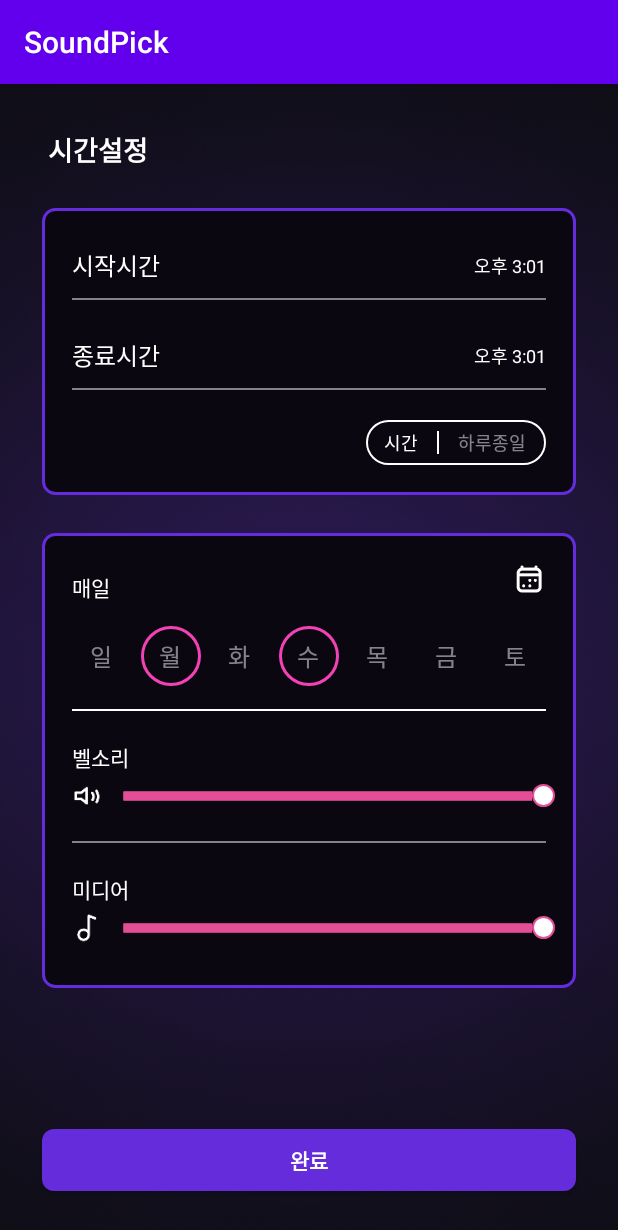
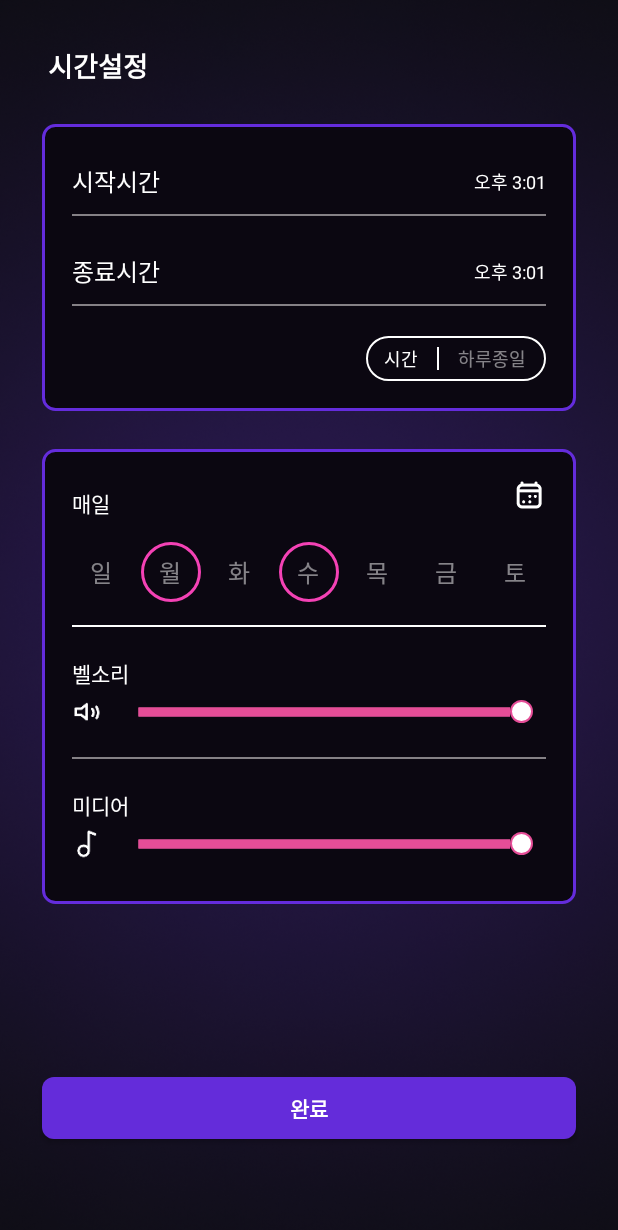
Before and after one commit to seungjunGong/SoundPick, an Android app: the screen it shows after launch (UpdateActivity), on a phone screen of 412 x 824 dp. Shown: the top 1230 px of the screen. Run offline under Robolectric (Android 15) with nearby library versions, the phone set to English and light mode, and no system bars.

Commit message:
style: 앱바 및 네비게이션 바 제거
앱바와 네비게이션 바를 제거함
단, status bar 가 deprecated 되어서 적용하지 못함
추후 적용할 것

close #5

```diff
--- a/app/src/main/java/com/lagame/soundpick/src/main/config/BaseActivity.kt
+++ b/app/src/main/java/com/lagame/soundpick/src/main/config/BaseActivity.kt
@@ -1,10 +1,11 @@
 package com.lagame.soundpick.src.main.config
 
-import android.content.Context
 import android.os.Bundle
 import android.view.LayoutInflater
+import android.view.WindowManager
 import android.widget.Toast
 import androidx.appcompat.app.AppCompatActivity
+import androidx.core.view.WindowCompat
 import androidx.viewbinding.ViewBinding
 
 // 액티비티의 기본을 작성, 뷰 바인딩 활용
@@ -18,6 +19,13 @@ abstract class BaseActivity<B : ViewBinding>(private  val inflate: (LayoutInflat
         super.onCreate(savedInstanceState)
         binding = inflate(layoutInflater)
         setContentView(binding.root)
+
+        // navigation bar 투명화
+        val w = window // in Activity's onCreate() for instance
+        w.setFlags(WindowManager.LayoutParams.FLAG_LAYOUT_NO_LIMITS,
+            WindowManager.LayoutParams.FLAG_LAYOUT_NO_LIMITS)
+
+
     }
 
     // 토스트를 쉽게 띄울 수 있게 해줌.
--- a/app/src/main/res/layout/activity_delete.xml
+++ b/app/src/main/res/layout/activity_delete.xml
@@ -61,6 +61,7 @@
         app:layout_constraintBottom_toBottomOf="parent"
         android:layout_marginBottom="90dp"
         android:text="PICK 추가"
+        android:gravity="center"
         android:textColor="@color/white"
         android:textSize="@dimen/base_button_size"
         android:background="@drawable/base_button_style"
--- a/app/src/main/res/layout/activity_main.xml
+++ b/app/src/main/res/layout/activity_main.xml
@@ -63,7 +63,8 @@
         app:layout_constraintBottom_toTopOf="@id/main_tv_words"
         android:layout_marginBottom="13dp"
         android:text="PICK 추가"
-       android:textColor="@color/white"
+        android:gravity="center"
+        android:textColor="@color/white"
         android:textSize="@dimen/base_button_size"
         android:background="@drawable/base_button_style"
         android:layout_marginStart="@dimen/base_start_margin"
--- a/app/src/main/res/layout/activity_update.xml
+++ b/app/src/main/res/layout/activity_update.xml
@@ -167,6 +167,7 @@
     </androidx.constraintlayout.widget.ConstraintLayout>
 
     <androidx.constraintlayout.widget.ConstraintLayout
+        android:id="@+id/update_setting_date"
         android:layout_width="match_parent"
         android:layout_height="wrap_content"
         app:layout_constraintTop_toBottomOf="@id/update_setting_time"
@@ -215,6 +216,7 @@
                 android:background="@drawable/update_radio_btn_background_selector"
                 android:textAlignment="center"
                 android:text="일"
+                android:gravity="center"
                 android:textSize="16sp"
                 android:textColor="@color/base_dim_tv_color"
                 app:layout_constraintTop_toTopOf="parent"
@@ -231,6 +233,7 @@
                 android:background="@drawable/update_radio_btn_background_selector"
                 android:textAlignment="center"
                 android:text="월"
+                android:gravity="center"
                 android:textSize="16sp"
                 android:textColor="@color/base_dim_tv_color"
                 app:layout_constraintTop_toTopOf="parent"
@@ -246,6 +249,7 @@
                 android:background="@drawable/update_radio_btn_background_selector"
                 android:textAlignment="center"
                 android:text="화"
+                android:gravity="center"
                 android:textSize="16sp"
                 android:textColor="@color/base_dim_tv_color"
                 app:layout_constraintTop_toTopOf="parent"
@@ -262,6 +266,7 @@
                 android:background="@drawable/update_radio_btn_background_selector"
                 android:textAlignment="center"
                 android:text="수"
+                android:gravity="center"
                 android:textSize="16sp"
                 android:textColor="@color/base_dim_tv_color"
                 app:layout_constraintTop_toTopOf="parent"
@@ -277,6 +282,7 @@
                 android:background="@drawable/update_radio_btn_background_selector"
                 android:textAlignment="center"
                 android:text="목"
+                android:gravity="center"
                 android:textSize="16sp"
                 android:textColor="@color/base_dim_tv_color"
                 app:layout_constraintTop_toTopOf="parent"
@@ -292,6 +298,7 @@
                 android:background="@drawable/update_radio_btn_background_selector"
                 android:textAlignment="center"
                 android:text="금"
+                android:gravity="center"
                 android:textSize="16sp"
                 android:textColor="@color/base_dim_tv_color"
                 app:layout_constraintTop_toTopOf="parent"
@@ -307,6 +314,7 @@
                 android:background="@drawable/update_radio_btn_background_selector"
                 android:textAlignment="center"
                 android:text="토"
+                android:gravity="center"
                 android:textSize="16sp"
                 android:textColor="@color/base_dim_tv_color"
                 app:layout_constraintTop_toTopOf="parent"
@@ -349,11 +357,11 @@
 
 
         <SeekBar
-            android:layout_width="match_parent"
+            android:layout_width="0dp"
             android:layout_height="wrap_content"
             android:progress="100"
-            android:layout_marginEnd="5dp"
-            android:layout_marginStart="35dp"
+            android:layout_marginEnd="@dimen/base_box_margin"
+            android:layout_marginStart="5dp"
             app:layout_constraintTop_toTopOf="@id/update_iv_volume"
             app:layout_constraintBottom_toBottomOf="@id/update_iv_volume"
             app:layout_constraintStart_toEndOf="@id/update_iv_volume"
@@ -398,11 +406,11 @@
 
 
         <SeekBar
-            android:layout_width="match_parent"
+            android:layout_width="0dp"
             android:layout_height="wrap_content"
             android:progress="100"
-            android:layout_marginEnd="5dp"
-            android:layout_marginStart="35dp"
+            android:layout_marginEnd="@dimen/base_box_margin"
+            android:layout_marginStart="5dp"
             app:layout_constraintTop_toTopOf="@id/update_iv_media_volume"
             app:layout_constraintBottom_toBottomOf="@id/update_iv_media_volume"
             app:layout_constraintStart_toEndOf="@id/update_iv_media_volume"
@@ -421,8 +429,9 @@
         android:layout_width="match_parent"
         android:layout_height="@dimen/base_button_height"
         app:layout_constraintBottom_toBottomOf="parent"
-        android:layout_marginBottom="30dp"
+        app:layout_constraintTop_toBottomOf="@id/update_setting_date"
         android:textStyle="bold"
+        android:layout_marginTop="50dp"
         android:textColor="@color/white"
         android:text="완료"
         android:textSize="@dimen/base_button_size"
--- a/app/src/main/res/values-night/themes.xml
+++ b/app/src/main/res/values-night/themes.xml
@@ -1,6 +1,6 @@
-<resources xmlns:tools="http://schemas.android.com/tools">
+<resources>
     <!-- Base application theme. -->
-    <style name="Theme.SoundPick" parent="Theme.AppCompat.DayNight.DarkActionBar">
+    <style name="Theme.SoundPick" parent="Theme.AppCompat.DayNight.NoActionBar">
         <!-- Primary brand color. -->
         <item name="colorPrimary">@color/purple_200</item>
         <item name="colorPrimaryVariant">@color/purple_700</item>
@@ -10,7 +10,9 @@
         <item name="colorSecondaryVariant">@color/teal_200</item>
         <item name="colorOnSecondary">@color/black</item>
         <!-- Status bar color. -->
-        <item name="android:statusBarColor" tools:targetApi="l">?attr/colorPrimaryVariant</item>
+        <item name="android:statusBarColor">@android:color/transparent</item>
         <!-- Customize your theme here. -->
+        <item name="windowNoTitle">true</item>
+        <item name="android:windowFullscreen">true</item>
     </style>
 </resources>
--- a/app/src/main/res/values/themes.xml
+++ b/app/src/main/res/values/themes.xml
@@ -1,6 +1,6 @@
-<resources xmlns:tools="http://schemas.android.com/tools">
+<resources>
     <!-- Base application theme. -->
-    <style name="Theme.SoundPick" parent="Theme.AppCompat.DayNight.DarkActionBar">
+    <style name="Theme.SoundPick" parent="Theme.AppCompat.DayNight.NoActionBar">
         <!-- Primary brand color. -->
         <item name="colorPrimary">@color/purple_500</item>
         <item name="colorPrimaryVariant">@color/purple_700</item>
@@ -10,7 +10,9 @@
         <item name="colorSecondaryVariant">@color/teal_700</item>
         <item name="colorOnSecondary">@color/black</item>
         <!-- Status bar color. -->
-        <item name="android:statusBarColor" tools:targetApi="l">?attr/colorPrimaryVariant</item>
+        <item name="android:statusBarColor">@android:color/transparent</item>
         <!-- Customize your theme here. -->
+        <item name="windowNoTitle">true</item>
+        <item name="android:windowFullscreen">true</item>
     </style>
 </resources>
```
